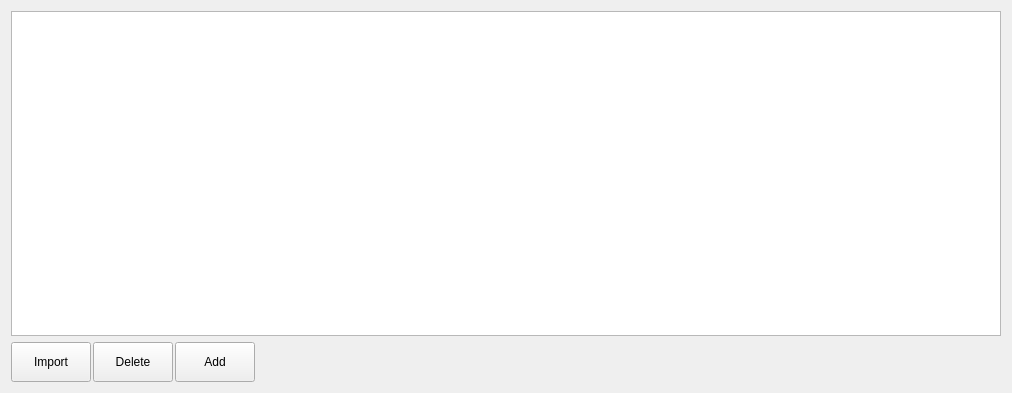
Qt form playerandteamsform.ui (xiaoyuanyangxu/sportroom-qt) before a commit.
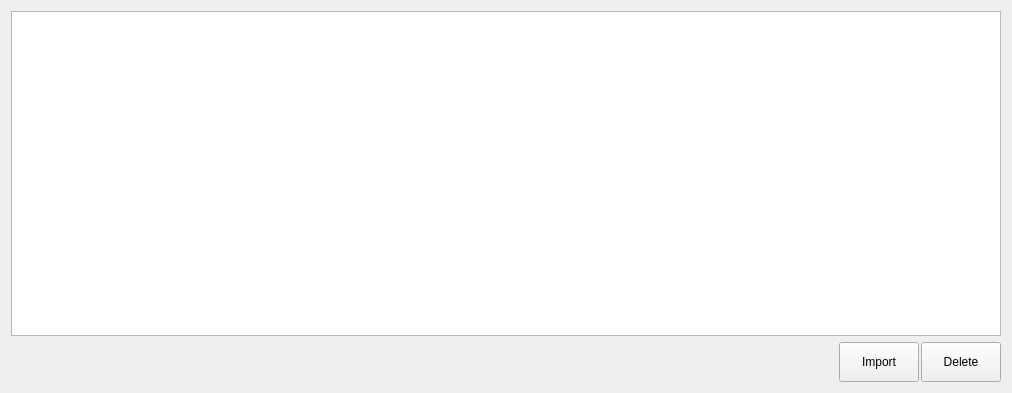
The same form after that commit. Icons and pictures are not drawn.

```diff
--- a/playerandteamsform.ui
+++ b/playerandteamsform.ui
@@ -31,57 +31,6 @@
        <property name="spacing">
         <number>2</number>
        </property>
-       <item>
-        <widget class="QPushButton" name="importPushButton">
-         <property name="minimumSize">
-          <size>
-           <width>0</width>
-           <height>40</height>
-          </size>
-         </property>
-         <property name="text">
-          <string>Import</string>
-         </property>
-         <property name="icon">
-          <iconset resource="images.qrc">
-           <normaloff>:/images/import.png</normaloff>:/images/import.png</iconset>
-         </property>
-        </widget>
-       </item>
-       <item>
-        <widget class="QPushButton" name="deletePushButton">
-         <property name="minimumSize">
-          <size>
-           <width>0</width>
-           <height>40</height>
-          </size>
-         </property>
-         <property name="text">
-          <string>Delete</string>
-         </property>
-         <property name="icon">
-          <iconset resource="images.qrc">
-           <normaloff>:/images/delete.png</normaloff>:/images/delete.png</iconset>
-         </property>
-        </widget>
-       </item>
-       <item>
-        <widget class="QPushButton" name="addPushButton">
-         <property name="minimumSize">
-          <size>
-           <width>0</width>
-           <height>40</height>
-          </size>
-         </property>
-         <property name="text">
-          <string>Add</string>
-         </property>
-         <property name="icon">
-          <iconset resource="images.qrc">
-           <normaloff>:/images/add.png</normaloff>:/images/add.png</iconset>
-         </property>
-        </widget>
-       </item>
        <item>
         <spacer name="horizontalSpacer">
          <property name="orientation">
@@ -95,6 +44,40 @@
          </property>
         </spacer>
        </item>
+       <item>
+        <widget class="QPushButton" name="importPushButton">
+         <property name="minimumSize">
+          <size>
+           <width>0</width>
+           <height>40</height>
+          </size>
+         </property>
+         <property name="text">
+          <string>Import</string>
+         </property>
+         <property name="icon">
+          <iconset resource="images.qrc">
+           <normaloff>:/images/import.png</normaloff>:/images/import.png</iconset>
+         </property>
+        </widget>
+       </item>
+       <item>
+        <widget class="QPushButton" name="deletePushButton">
+         <property name="minimumSize">
+          <size>
+           <width>0</width>
+           <height>40</height>
+          </size>
+         </property>
+         <property name="text">
+          <string>Delete</string>
+         </property>
+         <property name="icon">
+          <iconset resource="images.qrc">
+           <normaloff>:/images/delete.png</normaloff>:/images/delete.png</iconset>
+         </property>
+        </widget>
+       </item>
       </layout>
      </item>
     </layout>
```
